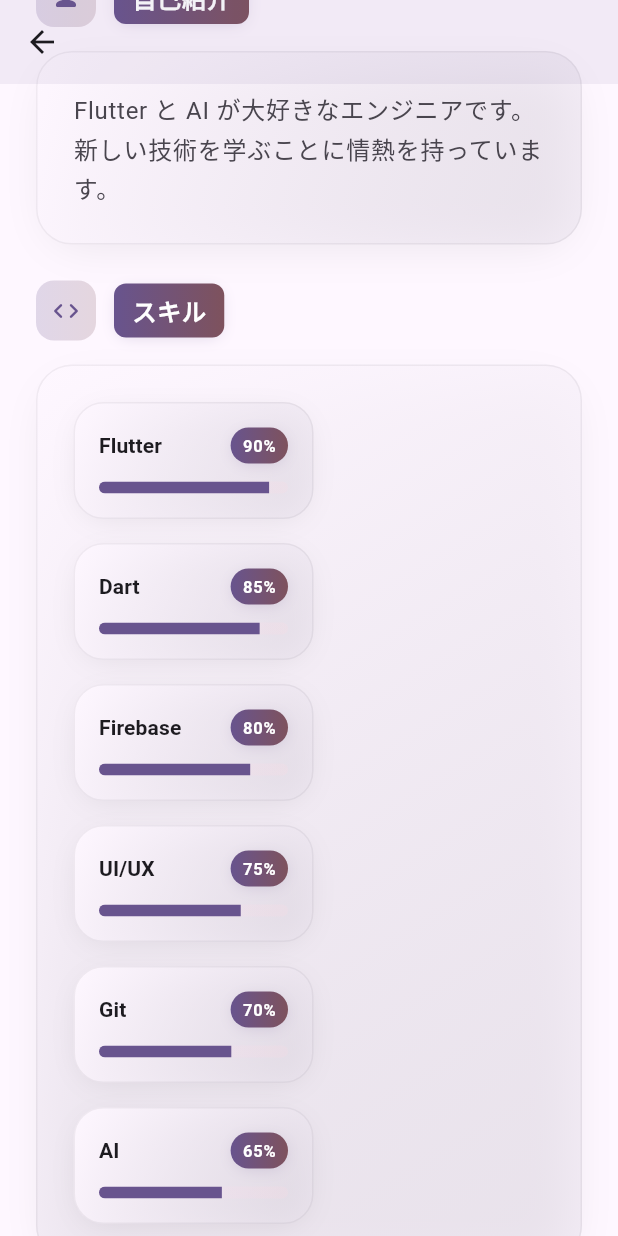
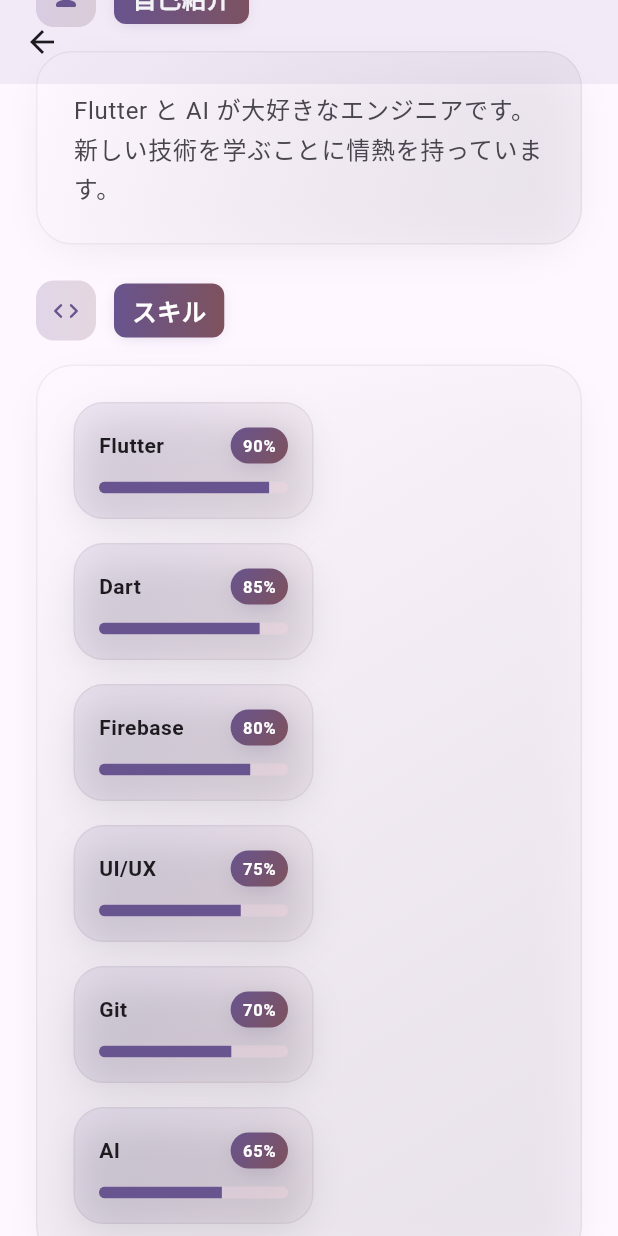
Before and after one commit to Koichi5/cursor_agent_sample, a Flutter app: the ProfileDetailPage screen opened directly with empty values, scrolled down 576 dp, on a phone screen of 412 x 824 dp. Run offline on Flutter 3.47's test engine with Material 3 defaults, Android fonts, the phone set to English and light mode, and no system bars.

Commit message:
style: Enhance skill chip design with improved gradients and animations

```diff
--- a/lib/views/profile_detail_page/profile_detail_page.dart
+++ b/lib/views/profile_detail_page/profile_detail_page.dart
@@ -441,16 +441,17 @@
           begin: Alignment.topLeft,
           end: Alignment.bottomRight,
           colors: [
-            theme.colorScheme.surface,
-            theme.colorScheme.surfaceVariant.withOpacity(0.5),
+            theme.colorScheme.primary.withOpacity(0.1),
+            theme.colorScheme.tertiary.withOpacity(0.05),
           ],
+          stops: const [0.3, 1.0],
         ),
         borderRadius: BorderRadius.circular(20),
         boxShadow: [
           BoxShadow(
-            color: theme.colorScheme.shadow.withOpacity(0.08),
-            blurRadius: 16,
-            offset: const Offset(0, 4),
+            color: theme.colorScheme.shadow.withOpacity(0.1),
+            blurRadius: 20,
+            offset: const Offset(0, 8),
             spreadRadius: -4,
           ),
         ],
@@ -468,7 +469,8 @@
               Text(
                 label,
                 style: theme.textTheme.titleSmall?.copyWith(
-                  fontWeight: FontWeight.w600,
+                  fontWeight: FontWeight.w700,
+                  letterSpacing: 0.3,
                 ),
               ),
               Container(
@@ -482,14 +484,16 @@
                       theme.colorScheme.primary,
                       theme.colorScheme.tertiary,
                     ],
+                    begin: Alignment.topLeft,
+                    end: Alignment.bottomRight,
                   ),
                   borderRadius: BorderRadius.circular(12),
                   boxShadow: [
                     BoxShadow(
-                      color: theme.colorScheme.primary.withOpacity(0.2),
-                      blurRadius: 8,
-                      offset: const Offset(0, 2),
-                      spreadRadius: -2,
+                      color: theme.colorScheme.primary.withOpacity(0.3),
+                      blurRadius: 12,
+                      offset: const Offset(0, 4),
+                      spreadRadius: -4,
                     ),
                   ],
                 ),
@@ -497,7 +501,7 @@
                   '${(level * 100).toInt()}%',
                   style: theme.textTheme.labelSmall?.copyWith(
                     color: theme.colorScheme.onPrimary,
-                    fontWeight: FontWeight.w600,
+                    fontWeight: FontWeight.w700,
                   ),
                 ),
               ),
@@ -505,24 +509,32 @@
           ),
           const SizedBox(height: 12),
           Container(
+            height: 8,
             decoration: BoxDecoration(
               borderRadius: BorderRadius.circular(6),
               gradient: LinearGradient(
                 colors: [
-                  theme.colorScheme.primaryContainer.withOpacity(0.2),
-                  theme.colorScheme.tertiaryContainer.withOpacity(0.2),
+                  theme.colorScheme.primaryContainer.withOpacity(0.3),
+                  theme.colorScheme.tertiaryContainer.withOpacity(0.3),
                 ],
+                begin: Alignment.topLeft,
+                end: Alignment.bottomRight,
               ),
             ),
             child: ClipRRect(
               borderRadius: BorderRadius.circular(6),
-              child: LinearProgressIndicator(
-                value: level,
-                backgroundColor: Colors.transparent,
-                valueColor: AlwaysStoppedAnimation<Color>(
-                  theme.colorScheme.primary,
+              child: TweenAnimationBuilder<double>(
+                duration: const Duration(milliseconds: 800),
+                curve: Curves.easeOutCubic,
+                tween: Tween<double>(begin: 0, end: level),
+                builder: (context, value, _) => LinearProgressIndicator(
+                  value: value,
+                  backgroundColor: Colors.transparent,
+                  valueColor: AlwaysStoppedAnimation<Color>(
+                    theme.colorScheme.primary,
+                  ),
+                  minHeight: 8,
                 ),
-                minHeight: 8,
               ),
             ),
           ),
```
